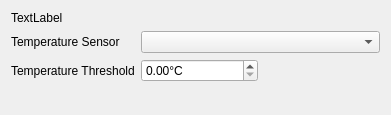
This is desktop/reporting/reports/soil_temp_hours/criteria.ui in davidrg/zxweather as Qt 5 draws it before an edit. The edited form follows.
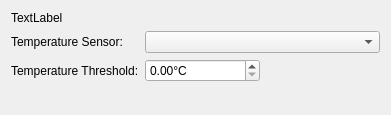
This is the edited form.

Commit message: desktop: Fix inconsistent use of colons in field labels

What changed in the file:
```diff
--- a/desktop/reporting/reports/soil_temp_hours/criteria.ui
+++ b/desktop/reporting/reports/soil_temp_hours/criteria.ui
@@ -24,7 +24,7 @@
    <item row="1" column="0">
     <widget class="QLabel" name="label">
      <property name="text">
-      <string>Temperature Sensor</string>
+      <string>Temperature Sensor:</string>
      </property>
     </widget>
    </item>
@@ -38,7 +38,7 @@
    <item row="2" column="0">
     <widget class="QLabel" name="label_2">
      <property name="text">
-      <string>Temperature Threshold</string>
+      <string>Temperature Threshold:</string>
      </property>
     </widget>
    </item>
```
The commit also changes 7 other files.
